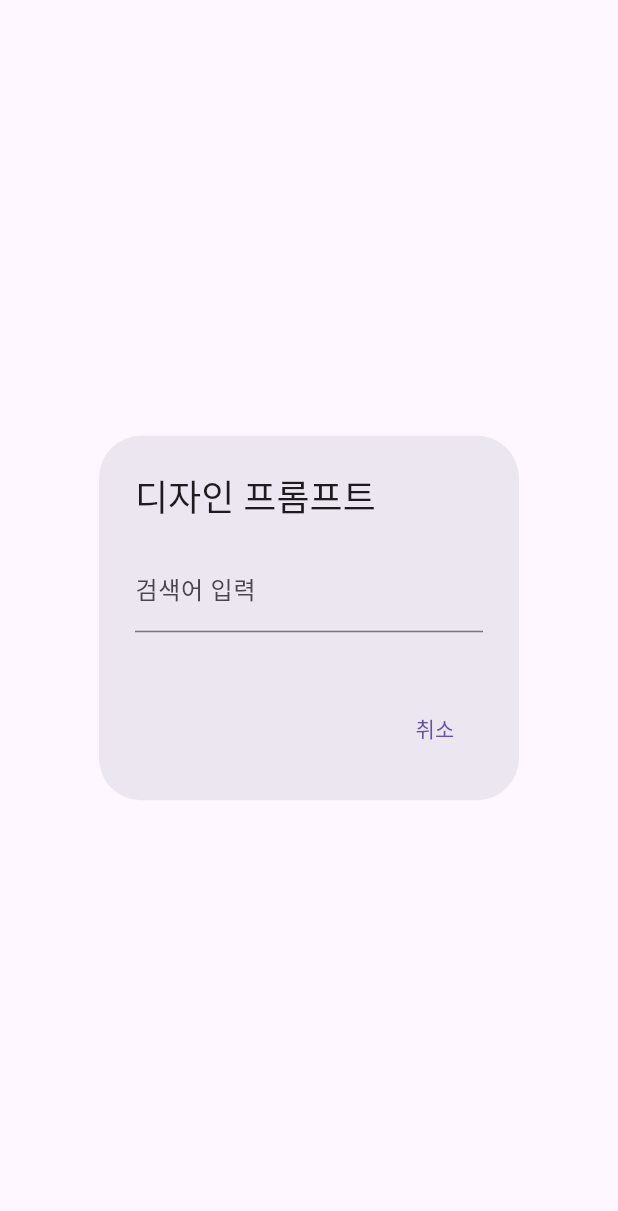
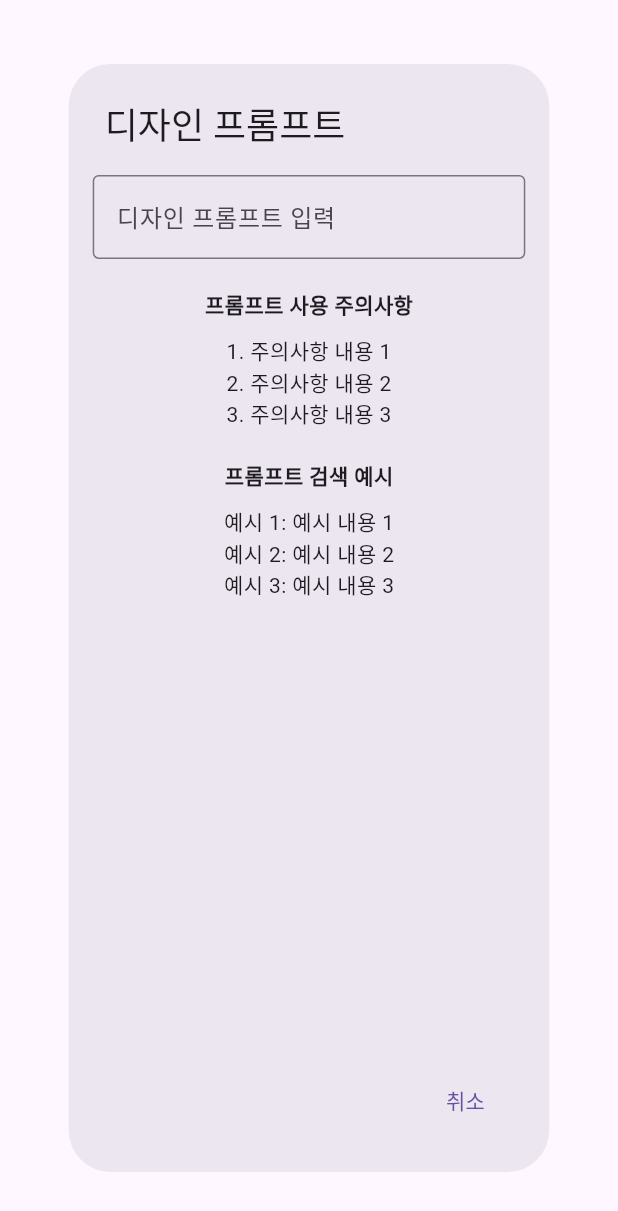
Before and after one commit to soonhong99/Arbo, a Flutter app: the DesignPromptDialog widget shown alone on an empty page, opened directly with empty values, on a phone screen of 412 x 824 dp. Shown: the top 1211 px of the screen. Run offline on Flutter 3.47's test engine with Material 3 defaults, Android fonts, the phone set to English and light mode, and no system bars; our stand-ins replace cloud_firestore, firebase_auth, firebase_core, firebase_storage; missing offline and left inert: dart:html; accounts and stored records are empty.

```diff
--- a/arbo_frontend/lib/resources/user_data.dart
+++ b/arbo_frontend/lib/resources/user_data.dart
@@ -4,7 +4,7 @@ import 'package:firebase_auth/firebase_auth.dart';
 String nickname = 'null'; // To store the nickname of the user
 String userUid = 'null';
 int selectedIndex = -1;
-List<String> promptSearchHistory = [];
+List<dynamic> promptSearchHistory = [];
 User? currentLoginUser;
 bool dataChanged = false;
 bool firstSpecificPostTouch = true;
--- a/arbo_frontend/lib/resources/user_data_provider.dart
+++ b/arbo_frontend/lib/resources/user_data_provider.dart
@@ -29,13 +29,13 @@ class UserDataProvider with ChangeNotifier {
       notifyListeners();
       return;
     }
+    // print(user);
     DocumentSnapshot userDoc = await FirebaseFirestore.instance
         .collection('users')
         .doc(user.uid)
         .get();
     loginUserData = userDoc;
     nickname = loginUserData!['닉네임'];
-    promptSearchHistory = loginUserData!['프롬프트 기록'];
 
     notifyListeners();
   }
--- a/arbo_frontend/lib/roots/root_screen.dart
+++ b/arbo_frontend/lib/roots/root_screen.dart
@@ -23,6 +23,7 @@ class RootScreenState extends State<RootScreen> {
   int selectedIndex = -1; // Added to fix selectedIndex reference
   final ScrollController _scrollController = ScrollController();
   final TextEditingController _promptController = TextEditingController();
+  bool firstClickedPrompt = true;
 
   void _onCategoryTapped(int index) {
     setState(() {
@@ -39,6 +40,11 @@ class RootScreenState extends State<RootScreen> {
   }
 
   void _showPromptDialog() {
+    if (firstClickedPrompt) {
+      promptSearchHistory = loginUserData!['프롬프트 기록'] ?? [];
+      firstClickedPrompt = false;
+    }
+
     showDialog(
       context: context,
       builder: (BuildContext context) {
@@ -65,7 +71,7 @@ class RootScreenState extends State<RootScreen> {
     );
   }
 
-  Future<void> saveSearchHistoryToFirebase(List<String> searchHistory) async {
+  Future<void> saveSearchHistoryToFirebase(List<dynamic> searchHistory) async {
     final userId = FirebaseAuth.instance.currentUser?.uid;
     if (userId != null) {
       await FirebaseFirestore.instance
--- a/arbo_frontend/lib/widgets/main_widgets/design_prompt_dialog_widget.dart
+++ b/arbo_frontend/lib/widgets/main_widgets/design_prompt_dialog_widget.dart
@@ -2,8 +2,8 @@ import 'package:flutter/material.dart';
 
 class DesignPromptDialog extends StatefulWidget {
   final TextEditingController promptController;
-  final List<String> searchHistory;
-  final Function(String) onSearch;
+  final List<dynamic> searchHistory;
+  final Function(dynamic) onSearch;
 
   const DesignPromptDialog({
     super.key,
@@ -20,22 +20,26 @@ class _DesignPromptDialogState extends State<DesignPromptDialog> {
   @override
   Widget build(BuildContext context) {
     return AlertDialog(
+      contentPadding: const EdgeInsets.all(16.0),
       title: const Text('디자인 프롬프트'),
-      content: Column(
-        mainAxisSize: MainAxisSize.min,
+      content: SizedBox(
+        width: MediaQuery.of(context).size.width * 0.7,
+        height: MediaQuery.of(context).size.height * 0.7,
+        child: Column(
           children: [
-          TextField(
+            Hero(
+              tag: 'designPrompt',
+              child: TextField(
                   controller: widget.promptController,
                   decoration: const InputDecoration(
-              labelText: '검색어 입력',
-              hintText: '디자인을 검색하세요',
+                    border: OutlineInputBorder(),
+                    labelText: '디자인 프롬프트 입력',
                   ),
                   onSubmitted: (value) {
                     widget.onSearch(value);
                     Navigator.pop(context);
-            },
+                  }),
             ),
-          const SizedBox(height: 16),
             if (widget.searchHistory.isNotEmpty) ...[
               const Text(
                 '최근 검색 기록',
@@ -57,7 +61,30 @@ class _DesignPromptDialogState extends State<DesignPromptDialog> {
                     .toList(),
               ),
             ],
+            const SizedBox(height: 20),
+            const Text(
+              '프롬프트 사용 주의사항',
+              style: TextStyle(fontWeight: FontWeight.bold),
+            ),
+            const SizedBox(height: 10),
+            const Text(
+              '1. 주의사항 내용 1\n'
+              '2. 주의사항 내용 2\n'
+              '3. 주의사항 내용 3',
+            ),
+            const SizedBox(height: 20),
+            const Text(
+              '프롬프트 검색 예시',
+              style: TextStyle(fontWeight: FontWeight.bold),
+            ),
+            const SizedBox(height: 10),
+            const Text(
+              '예시 1: 예시 내용 1\n'
+              '예시 2: 예시 내용 2\n'
+              '예시 3: 예시 내용 3',
+            ),
           ],
+        ),
       ),
       actions: [
         TextButton(
@@ -70,77 +97,3 @@ class _DesignPromptDialogState extends State<DesignPromptDialog> {
     );
   }
 }
-
-// 내가 실제로 써야되는 디자인은 이것. 위에 것은 데이터 연동.
-// import 'package:flutter/material.dart';
-
-// class DesignPromptDialog extends StatelessWidget {
-//   final TextEditingController promptController;
-//   final VoidCallback onSearch;
-
-//   const DesignPromptDialog({
-//     Key? key,
-//     required this.promptController,
-//     required this.onSearch,
-//   }) : super(key: key);
-
-//   @override
-//   Widget build(BuildContext context) {
-//     return AlertDialog(
-//       contentPadding: EdgeInsets.all(16.0),
-//       content: Container(
-//         width: MediaQuery.of(context).size.width * 0.7,
-//         height: MediaQuery.of(context).size.height * 0.7,
-//         child: Column(
-//           children: [
-//             Hero(
-//               tag: 'designPrompt',
-//               child: TextField(
-//                 controller: promptController,
-//                 decoration: const InputDecoration(
-//                   border: OutlineInputBorder(),
-//                   labelText: '디자인 프롬프트 입력',
-//                 ),
-//                 onSubmitted: (value) => onSearch(),
-//               ),
-//             ),
-//             const SizedBox(height: 20),
-//             const Text(
-//               '프롬프트 사용 주의사항',
-//               style: TextStyle(fontWeight: FontWeight.bold),
-//             ),
-//             const SizedBox(height: 10),
-//             const Text(
-//               '1. 주의사항 내용 1\n'
-//               '2. 주의사항 내용 2\n'
-//               '3. 주의사항 내용 3',
-//             ),
-//             const SizedBox(height: 20),
-//             const Text(
-//               '프롬프트 검색 예시',
-//               style: TextStyle(fontWeight: FontWeight.bold),
-//             ),
-//             const SizedBox(height: 10),
-//             const Text(
-//               '예시 1: 예시 내용 1\n'
-//               '예시 2: 예시 내용 2\n'
-//               '예시 3: 예시 내용 3',
-//             ),
-//           ],
-//         ),
-//       ),
-//       actions: [
-//         TextButton(
-//           onPressed: () {
-//             Navigator.of(context).pop();
-//           },
-//           child: const Text('취소'),
-//         ),
-//         TextButton(
-//           onPressed: onSearch,
-//           child: const Text('검색'),
-//         ),
-//       ],
-//     );
-//   }
-// }
```
Lines whose indentation alone changed are shown as unchanged.
